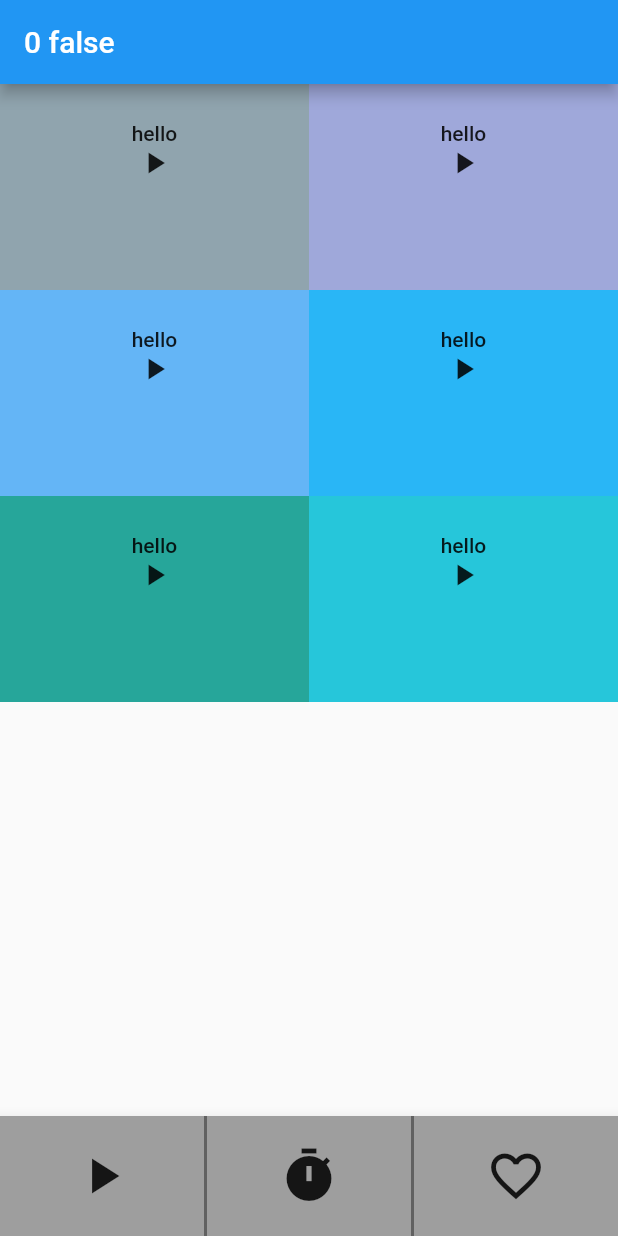
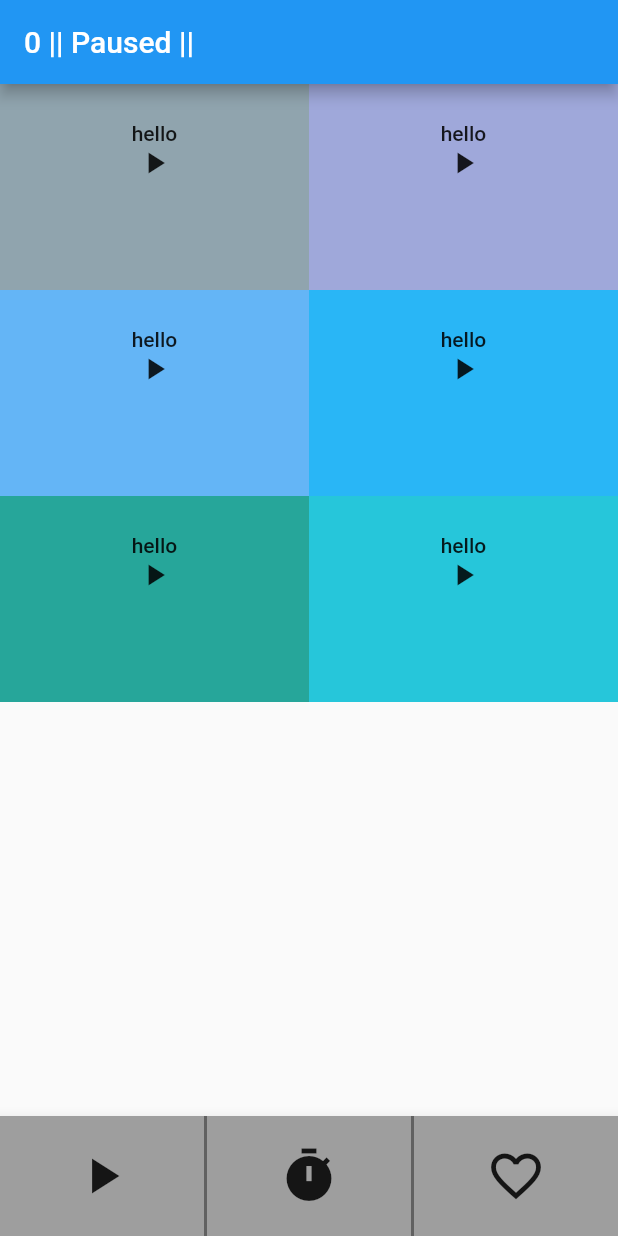
Before and after one commit to thbisdikian/noise.io, a Flutter app: the screen it shows after launch, on a phone screen of 412 x 824 dp. Run offline on Flutter 3.47's test engine with Material 2 defaults, Android fonts, the phone set to English and light mode, and no system bars; missing offline and left inert: countdown.

Commit message:
Fixed timer output Moved all state control to Home Linked functionality of sound buttons, timer, play/pause

```diff
--- a/lib/main.dart
+++ b/lib/main.dart
@@ -4,6 +4,14 @@ import 'package:flutter/material.dart';
 import 'package:countdown/countdown.dart';
 
 void main() => runApp(Noiseio());
+
+class SoundButtonInfo {
+  // int id;
+  double volume;
+  bool turnedOn;
+
+  SoundButtonInfo({this.volume = 50, this.turnedOn = false});
+}
 
 class Noiseio extends StatelessWidget {
   @override
@@ -30,22 +38,10 @@ class MyHomePage extends StatefulWidget {
 class _MyHomePageState extends State<MyHomePage> {
   int _counter = 0;
   bool playing = false;
-  CountDown countdown;
-  StreamSubscription<Duration> countdownListener;
-  Duration remaining;
+  var soundButtons = [SoundButtonInfo(), SoundButtonInfo(), SoundButtonInfo(),
+    SoundButtonInfo(), SoundButtonInfo(), SoundButtonInfo()];
 
-  _timerSet(Duration dur) {
-    if (countdown != null) {
-      countdownListener.cancel();
-    }
-    countdown = CountDown(dur, refresh: Duration(minutes:1));
-    countdownListener = countdown.stream.listen(null);
-    countdownListener.onData((Duration d) => remaining = d);
-    countdownListener.onDone(() => playing = false);
-  }
-
-
-  _playPause() {
+  _togglePlay() {
     playing ? _pause() : _play();
   }
 
@@ -61,40 +57,93 @@ class _MyHomePageState extends State<MyHomePage> {
     });
   }
 
-  void _incrementCounter() {
+  _incrementCounter() {
     setState(() {
       _counter++;
     });
   }
 
+  toggleButton(int id) {
+    setState(() {
+      soundButtons[id].turnedOn = !soundButtons[id].turnedOn;
+      if (soundButtons[id].turnedOn) playing = true;
+    });
+  }
+
+  setVolume(int id, double newVolume) {
+    setState(() {
+      soundButtons[id].volume = newVolume;
+    });
+  }
+
+  String buttonsToString() {
+    var rv = "";
+    for(var i = 0; i < 6; ++i) {
+      if (soundButtons[i].turnedOn) {
+        rv += i.toString() + ": " + soundButtons[i].volume.toString() + " || ";
+      }
+    }
+    return rv;
+  }
+
   @override
   Widget build(BuildContext context) {
-
     return Scaffold(
       appBar: AppBar(
-        // title: Text(widget.title),
-        title: Text('$_counter $playing'),
-        // title: Text("${remaining.inHours%60}".padLeft(2, "0") + ":" + "${remaining.inMinutes%60}".padLeft(2, "0")),
+        title: Text('$_counter || ${playing ? "Playing" : "Paused"} || ${buttonsToString()}'),
       ),
-      body: SoundGrid(),
-      bottomNavigationBar: BottomBar(parent: this ,tempBottomFunction: _incrementCounter,),
+      body: SoundGrid(
+        homeState: this,
+      ),
+      bottomNavigationBar: BottomBar(
+        homeState: this,
+        tempBottomFunction: _incrementCounter,
+      ),
     );
   }
 }
 
 class SoundGrid extends StatelessWidget {
+  final _MyHomePageState homeState;
+
+  SoundGrid({this.homeState});
+
   Widget build(BuildContext context) {
     return GridView.count(
       primary: true,
       crossAxisCount: 2,
       childAspectRatio: 1.5,
       children: <Widget>[
-        SoundButton(color: Colors.blueGrey[300],),
-        SoundButton(color: Colors.indigo[200],),
-        SoundButton(color: Colors.blue[300],),
-        SoundButton(color: Colors.lightBlue[400],),
-        SoundButton(color: Colors.teal[400],),
-        SoundButton(color: Colors.cyan[400],),
+        SoundButton(
+          color: Colors.blueGrey[300],
+          homeState: homeState,
+          id: 0,
+        ),
+        SoundButton(
+          color: Colors.indigo[200],
+          homeState: homeState,
+          id: 1,
+        ),
+        SoundButton(
+          color: Colors.blue[300],
+          homeState: homeState,
+          id: 2,
+        ),
+        SoundButton(
+          color: Colors.lightBlue[400],
+          homeState: homeState,
+          id: 3,
+        ),
+        SoundButton(
+          color: Colors.teal[400],
+          homeState: homeState,
+          id: 4,
+        ),
+        SoundButton(
+          color: Colors.cyan[400],
+          homeState: homeState,
+          id: 5,
+        ),
       ],
     );
   }
@@ -102,39 +151,38 @@ class SoundGrid extends StatelessWidget {
 
 class SoundButton extends StatefulWidget {
   final Color color;
-
-  SoundButton({Key key, this.color}) : super(key: key);
+  final _MyHomePageState homeState;
+  final int id;
+  SoundButton({Key key, this.color, this.homeState, this.id}) : super(key: key);
 
   @override
   SoundButtonState createState() => SoundButtonState();
 }
 
 class SoundButtonState extends State<SoundButton> {
-  bool _turnedOn = false;
-  double _volume = 0.0;
 
   _toggleOn() {
-    setState(() => _turnedOn = !_turnedOn);
+    widget.homeState.toggleButton(widget.id);
   }
 
   _changeVolume(double newVolume) {
-    setState(() => _volume = newVolume);
+    widget.homeState.setVolume(widget.id, newVolume);
   }
 
   @override
   Widget build(BuildContext context) {
-    return Container (
+    return Container(
       color: widget.color,
       child: FlatButton(
         onPressed: () => _toggleOn(),
-        child: Column (
+        child: Column(
           crossAxisAlignment: CrossAxisAlignment.center,
           mainAxisAlignment: MainAxisAlignment.center,
           children: [
             Text('hello'),
-            Icon(_turnedOn ? Icons.pause : Icons.play_arrow),
+            Icon(widget.homeState.soundButtons[widget.id].turnedOn ? Icons.pause : Icons.play_arrow),
             Visibility(
-              visible: _turnedOn,
+              visible: widget.homeState.soundButtons[widget.id].turnedOn,
               maintainSize: true,
               maintainAnimation: true,
               maintainState: true,
@@ -144,7 +192,7 @@ class SoundButtonState extends State<SoundButton> {
                 divisions: null,
                 activeColor: Colors.blueGrey[50],
                 inactiveColor: Colors.blueGrey[200],
-                value: _volume,
+                value: widget.homeState.soundButtons[widget.id].volume,
                 onChanged: (double newVolume) => _changeVolume(newVolume),
               ),
             )
@@ -156,11 +204,10 @@ class SoundButtonState extends State<SoundButton> {
 }
 
 class BottomBar extends StatelessWidget {
-
-  final _MyHomePageState parent;
+  final _MyHomePageState homeState;
   final VoidCallback tempBottomFunction;
 
-  BottomBar({this.parent, this.tempBottomFunction});
+  BottomBar({this.homeState, this.tempBottomFunction});
 
   Widget build(BuildContext context) {
     return BottomAppBar(
@@ -174,8 +221,9 @@ class BottomBar extends StatelessWidget {
               child: Container(
                 height: 80,
                 child: FlatButton(
-                child: Icon(parent.playing ? Icons.pause : Icons.play_arrow, size: 40),
-                onPressed:  () => parent._playPause(),
+                  child: Icon(homeState.playing ? Icons.pause : Icons.play_arrow,
+                      size: 40),
+                  onPressed: () => homeState._togglePlay(),
                 ),
               ),
             ),
@@ -185,7 +233,7 @@ class BottomBar extends StatelessWidget {
                 border: Border.all(color: Colors.grey[700]),
               ),
             ),
-          CountdownTimer(parent: parent),
+            CountdownTimer(homeState: homeState),
             Container(
               height: 80,
               decoration: BoxDecoration(
@@ -197,57 +245,64 @@ class BottomBar extends StatelessWidget {
                 height: 80,
                 child: FlatButton(
                   child: Icon(Icons.favorite_border, size: 40),
-                onPressed:  () => tempBottomFunction(),
+                  onPressed: () => tempBottomFunction(),
                 ),
               ),
             ),
           ],
-      )
-    );
+        ));
   }
 }
 
+enum Times {
+  NO_TIMER,
+  ONE_MIN,
+  FIVE_MIN,
+  TEN_MIN,
+  FIFTEEN_MIN,
+  THIRTY_MIN,
+  ONE_HOUR,
+  TWO_HOUR
+}
+
 class CountdownTimer extends StatefulWidget {
-  final _MyHomePageState parent;
+  final _MyHomePageState homeState;
 
-  CountdownTimer({this.parent});
+  CountdownTimer({this.homeState});
 
   @override
   CountdownTimerState createState() => CountdownTimerState();
 }
 
-enum Times{NO_TIMER, ONE_MIN, FIVE_MIN, TEN_MIN, FIFTEEN_MIN, THIRTY_MIN, ONE_HOUR, TWO_HOUR}
-
 class CountdownTimerState extends State<CountdownTimer> {
   bool counting = false;
+  int secondsLeft = 0;
   CountDown cd;
   StreamSubscription<Duration> sub;
-  Duration r = Duration();
 
   _cancelTimer() {
     setState(() {
       sub.cancel();
+      secondsLeft = 0;
       counting = false;
-      widget.parent._pause();
+      widget.homeState._pause();
     });
   }
 
   _setTimer(Duration newD) {
-    if(counting) {
+    if (counting) {
       _cancelTimer();
     }
 
     setState(() {
-      // if(counting) {
-      //   sub.cancel();
-      // }
       counting = true;
       cd = CountDown(newD, refresh: Duration(seconds: 1));
+      secondsLeft = newD.inSeconds;
       sub = cd.stream.listen(null);
 
       sub.onData((Duration d) {
         setState(() {
-          r = d;
+          secondsLeft = d.inSeconds;
         });
       });
 
@@ -255,16 +310,15 @@ class CountdownTimerState extends State<CountdownTimer> {
         setState(() {
           counting = false;
         });
-        widget.parent._pause();
+        widget.homeState._pause();
       });
     });
   }
 
   Future _userTimer() async {
-    switch(
-      await showDialog(
+    switch (await showDialog(
         context: context,
-        child: SimpleDialog(
+        builder: (_) => SimpleDialog(
           title: Text("Set Dialogue"),
           children: [
             SimpleDialogOption(
@@ -300,36 +354,47 @@ class CountdownTimerState extends State<CountdownTimer> {
               onPressed: () => Navigator.pop(context, Times.TWO_HOUR),
             ),
           ],
-        )
-      )
-    ) {
+        ))) {
       case Times.NO_TIMER:
         _cancelTimer();
         break;
       case Times.ONE_MIN:
-        _setTimer(Duration(minutes:1));
+        _setTimer(Duration(minutes: 1));
         break;
       case Times.FIVE_MIN:
-        _setTimer(Duration(minutes:5));
+        _setTimer(Duration(minutes: 5));
         break;
       case Times.TEN_MIN:
-        _setTimer(Duration(minutes:10));
+        _setTimer(Duration(minutes: 10));
         break;
       case Times.FIFTEEN_MIN:
-        _setTimer(Duration(minutes:15));
+        _setTimer(Duration(minutes: 15));
         break;
       case Times.THIRTY_MIN:
-        _setTimer(Duration(minutes:30));
+        _setTimer(Duration(minutes: 30));
         break;
       case Times.ONE_HOUR:
-        _setTimer(Duration(hours:1));
+        _setTimer(Duration(hours: 1));
         break;
       case Times.TWO_HOUR:
-        _setTimer(Duration(hours:2));
+        _setTimer(Duration(hours: 2));
         break;
       default:
         break;
     }
+  }
+
+  String timerToString() {
+    int seconds = secondsLeft % 60;
+    int minutes = (secondsLeft/60).floor() % 60;
+    int hours = (secondsLeft/3600).floor();
+
+    String timeString = "";
+    timeString += (hours > 0) ? (hours.toString() + ":") : "";
+    timeString += minutes.toString().padLeft(2,"0") + ":";
+    timeString += seconds.toString().padLeft(2,"0");
+
+    return timeString;
   }
 
   @override
@@ -339,9 +404,8 @@ class CountdownTimerState extends State<CountdownTimer> {
         height: 80,
         child: FlatButton(
           child: counting ?
-            Text("${r.inMinutes%60}".padLeft(2, "0") + ":" + "${(r.inSeconds)%60}".padLeft(2, "0")) :
-            Icon(Icons.timer, size: 40),
-          // onPressed:  () => _countfrom10(),
+              Text(timerToString())
+              : Icon(Icons.timer, size: 40),
           onPressed: () => _userTimer(),
         ),
       ),
```
Lines whose indentation alone changed are shown as unchanged.
